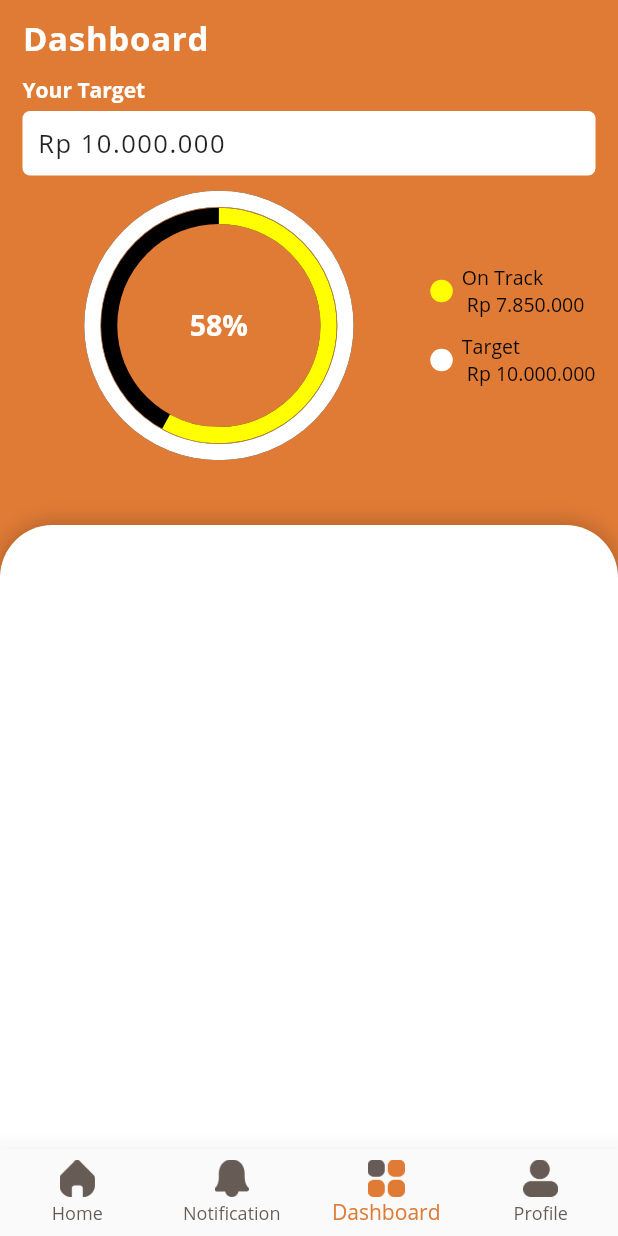
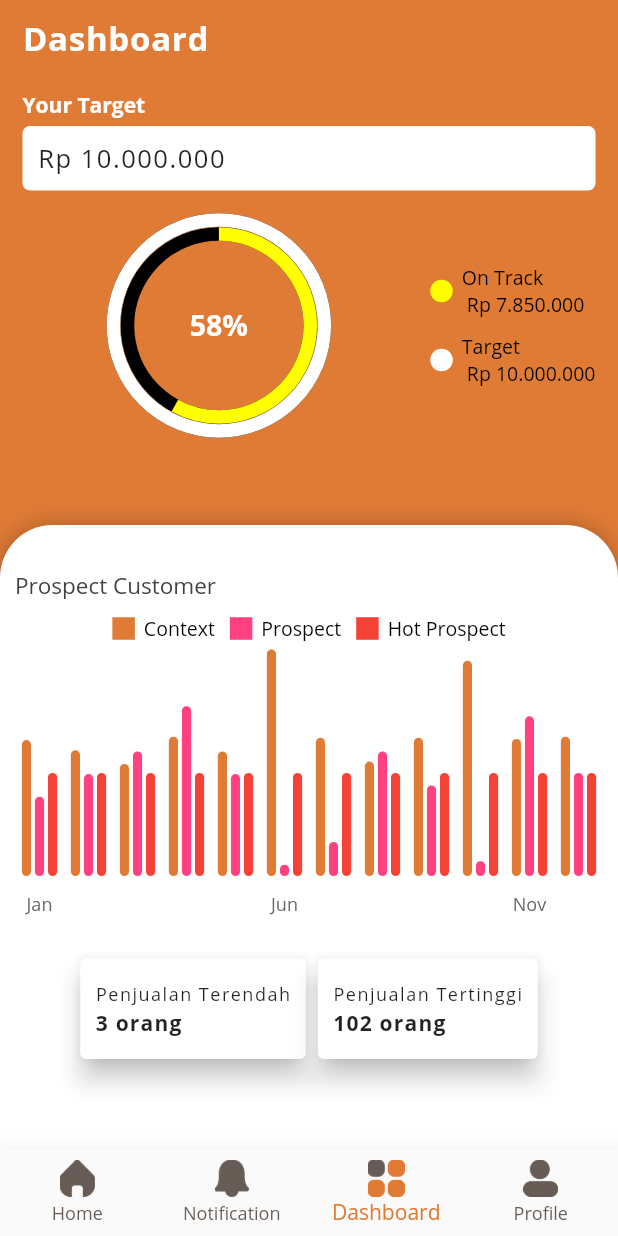
Before and after one commit to primajatnika271995/Hasjrat-Asistant, a Flutter app: the screen it shows after launch, item 3 of the bottom bar chosen, on a phone screen of 412 x 824 dp. Run offline on Flutter 3.47's test engine with Material 2 defaults, Android fonts, the phone set to English and light mode, and no system bars; our stand-ins replace carousel_slider, dio, dotted_border, flutter_masked_text, flutter_slidable, get_it and 7 more; missing offline and left inert: simple_logger; network calls fail.

Commit message:
Dashboard Page Done

```diff
--- /dev/null
+++ b/lib/src/views/dashboard_page/bar_chart.dart
@@ -0,0 +1,121 @@
+import 'package:flutter/material.dart';
+import 'package:salles_tools/src/models/example_radial_chart_model.dart';
+import 'package:salles_tools/src/utils/hex_converter.dart';
+import 'package:syncfusion_flutter_charts/charts.dart';
+
+class BarChartView extends StatefulWidget {
+  @override
+  _BarChartViewState createState() => _BarChartViewState();
+}
+
+class _BarChartViewState extends State<BarChartView> {
+  @override
+  Widget build(BuildContext context) {
+    return Container(
+      height: 250,
+      child: SfCartesianChart(
+        plotAreaBorderWidth: 0,
+        legend: Legend(
+          isVisible: true,
+          iconHeight: 15,
+          iconWidth: 15,
+          textStyle: ChartTextStyle(
+            color: Colors.black,
+          ),
+          isResponsive: true,
+          position: LegendPosition.top,
+          alignment: ChartAlignment.near,
+          overflowMode: LegendItemOverflowMode.wrap,
+        ),
+        title: ChartTitle(
+          text: 'Prospect Customer',
+          alignment: ChartAlignment.near,
+          textStyle: ChartTextStyle(
+            fontWeight: FontWeight.w700,
+            fontSize: 16,
+          ),
+        ),
+        primaryXAxis: CategoryAxis(
+          labelStyle: ChartTextStyle(color: Colors.black),
+          axisLine: AxisLine(width: 0),
+          labelPosition: ChartDataLabelPosition.outside,
+          majorTickLines: MajorTickLines(width: 0),
+          majorGridLines: MajorGridLines(width: 0),
+        ),
+        primaryYAxis: NumericAxis(isVisible: false, minimum: 0, maximum: 200),
+        series: getData(),
+        tooltipBehavior: TooltipBehavior(
+          enable: true,
+          canShowMarker: false,
+          format: 'point.x : point.y',
+          header: '',
+        ),
+      ),
+    );
+  }
+
+  List<ColumnSeries<ChartSampleData, String>> getData() {
+    final List<ChartSampleData> chartData = <ChartSampleData>[
+      ChartSampleData(x: 'Jan', y: 120, yValue2: 70, yValue3: 91),
+      ChartSampleData(x: 'Feb', y: 111, yValue2: 90, yValue3: 91),
+      ChartSampleData(x: 'Mar', y: 99, yValue2: 110, yValue3: 91),
+      ChartSampleData(x: 'Apr', y: 123, yValue2: 150, yValue3: 91),
+      ChartSampleData(x: 'Mei', y: 110, yValue2: 90, yValue3: 91),
+      ChartSampleData(x: 'Jun', y: 200, yValue2: 10, yValue3: 91),
+      ChartSampleData(x: 'Jul', y: 122, yValue2: 30, yValue3: 91),
+      ChartSampleData(x: 'Aug', y: 101, yValue2: 110, yValue3: 91),
+      ChartSampleData(x: 'Sep', y: 122, yValue2: 80, yValue3: 91),
+      ChartSampleData(x: 'Okt', y: 190, yValue2: 13, yValue3: 91),
+      ChartSampleData(x: 'Nov', y: 121, yValue2: 141, yValue3: 91),
+      ChartSampleData(x: 'Des', y: 123, yValue2: 91, yValue3: 91),
+    ];
+
+    return <ColumnSeries<ChartSampleData, String>>[
+      ColumnSeries<ChartSampleData, String>(
+        enableTooltip: true,
+        width: 0.8,
+        animationDuration: 0,
+        spacing: 0.3,
+        legendIconType: LegendIconType.rectangle,
+        legendItemText: 'Context',
+        dataLabelSettings: DataLabelSettings(
+            isVisible: false, labelAlignment: ChartDataLabelAlignment.top),
+        dataSource: chartData,
+        color: HexColor('#E07B36'),
+        borderRadius: BorderRadius.circular(5),
+        xValueMapper: (ChartSampleData sales, _) => sales.x,
+        yValueMapper: (ChartSampleData sales, _) => sales.y,
+      ),
+      ColumnSeries<ChartSampleData, String>(
+        enableTooltip: true,
+        width: 0.8,
+        spacing: 0.3,
+        animationDuration: 0,
+        legendIconType: LegendIconType.rectangle,
+        legendItemText: 'Prospect',
+        dataLabelSettings: DataLabelSettings(
+            isVisible: false, labelAlignment: ChartDataLabelAlignment.top),
+        dataSource: chartData,
+        color: Colors.pinkAccent,
+        borderRadius: BorderRadius.circular(5),
+        xValueMapper: (ChartSampleData sales, _) => sales.x,
+        yValueMapper: (ChartSampleData sales, _) => sales.yValue2,
+      ),
+      ColumnSeries<ChartSampleData, String>(
+        enableTooltip: true,
+        width: 0.8,
+        spacing: 0.3,
+        animationDuration: 0,
+        legendIconType: LegendIconType.rectangle,
+        legendItemText: 'Hot Prospect',
+        dataLabelSettings: DataLabelSettings(
+            isVisible: false, labelAlignment: ChartDataLabelAlignment.top),
+        dataSource: chartData,
+        color: Colors.red,
+        borderRadius: BorderRadius.circular(5),
+        xValueMapper: (ChartSampleData sales, _) => sales.x,
+        yValueMapper: (ChartSampleData sales, _) => sales.yValue3,
+      ),
+    ];
+  }
+}
--- a/lib/src/views/dashboard_page/dashboard_screen.dart
+++ b/lib/src/views/dashboard_page/dashboard_screen.dart
@@ -1,6 +1,7 @@
 import 'package:flutter/material.dart';
 import 'package:salles_tools/src/utils/hex_converter.dart';
 import 'package:salles_tools/src/utils/screen_size.dart';
+import 'package:salles_tools/src/views/dashboard_page/bar_chart.dart';
 import 'package:salles_tools/src/views/dashboard_page/radial_chart.dart';
 
 class DashboardScreen extends StatefulWidget {
@@ -39,7 +40,7 @@ class _DashboardScreenState extends State<DashboardScreen> {
                   ),
                 ),
                 Padding(
-                  padding: const EdgeInsets.only(left: 15, top: 10),
+                  padding: const EdgeInsets.only(left: 15, top: 20),
                   child: Text(
                     "Your Target",
                     style: TextStyle(
@@ -50,7 +51,8 @@ class _DashboardScreenState extends State<DashboardScreen> {
                   ),
                 ),
                 Padding(
-                  padding: const EdgeInsets.only(left: 15, right: 15, top: 5),
+                  padding: const EdgeInsets.only(
+                      left: 15, right: 15, top: 5, bottom: 5),
                   child: Container(
                     width: screenWidth(context),
                     decoration: BoxDecoration(
@@ -86,6 +88,95 @@ class _DashboardScreenState extends State<DashboardScreen> {
                   BoxShadow(blurRadius: 13.0, color: Colors.black26),
                 ],
               ),
+              child: Column(
+                children: <Widget>[
+                  Padding(
+                    padding: const EdgeInsets.only(top: 20, bottom: 15),
+                    child: BarChartView(),
+                  ),
+                  Row(
+                    mainAxisAlignment: MainAxisAlignment.center,
+                    children: <Widget>[
+                      Card(
+                        elevation: 7,
+                        child: Container(
+                          child: Column(
+                            crossAxisAlignment: CrossAxisAlignment.start,
+                            children: <Widget>[
+                              Padding(
+                                padding: const EdgeInsets.only(
+                                  left: 10,
+                                  right: 10,
+                                  top: 15,
+                                  bottom: 2,
+                                ),
+                                child: Text(
+                                  "Penjualan Terendah",
+                                  style: TextStyle(
+                                    letterSpacing: 1.0,
+                                    fontSize: 12,
+                                  ),
+                                ),
+                              ),
+                              Padding(
+                                padding: const EdgeInsets.only(
+                                  left: 10,
+                                  bottom: 15,
+                                ),
+                                child: Text(
+                                  "3 orang",
+                                  style: TextStyle(
+                                    letterSpacing: 0.8,
+                                    fontWeight: FontWeight.w700,
+                                  ),
+                                ),
+                              ),
+                            ],
+                          ),
+                        ),
+                      ),
+                      Card(
+                        elevation: 7,
+                        child: Container(
+                          child: Column(
+                            crossAxisAlignment: CrossAxisAlignment.start,
+                            children: <Widget>[
+                              Padding(
+                                padding: const EdgeInsets.only(
+                                  left: 10,
+                                  right: 10,
+                                  top: 15,
+                                  bottom: 2,
+                                ),
+                                child: Text(
+                                  "Penjualan Tertinggi",
+                                  style: TextStyle(
+                                    letterSpacing: 1.0,
+                                    fontSize: 12,
+                                  ),
+                                ),
+                              ),
+                              Padding(
+                                padding: const EdgeInsets.only(
+                                  left: 10,
+                                  bottom: 15,
+                                ),
+                                child: Text(
+                                  "102 orang",
+                                  style: TextStyle(
+                                    letterSpacing: 0.8,
+                                    fontWeight: FontWeight.w700,
+                                  ),
+                                ),
+                              ),
+                            ],
+                          ),
+                        ),
+                      ),
+                    ],
+                  ),
+                ],
+              ),
             ),
           ),
         ],
--- a/lib/src/views/dashboard_page/radial_chart.dart
+++ b/lib/src/views/dashboard_page/radial_chart.dart
@@ -51,7 +51,7 @@ class _RadialChartViewState extends State<RadialChartView> {
   @override
   Widget build(BuildContext context) {
     return Container(
-      height: 200,
+      height: 170,
       child: SfCircularChart(
         annotations: <CircularChartAnnotation>[
           CircularChartAnnotation(
```
